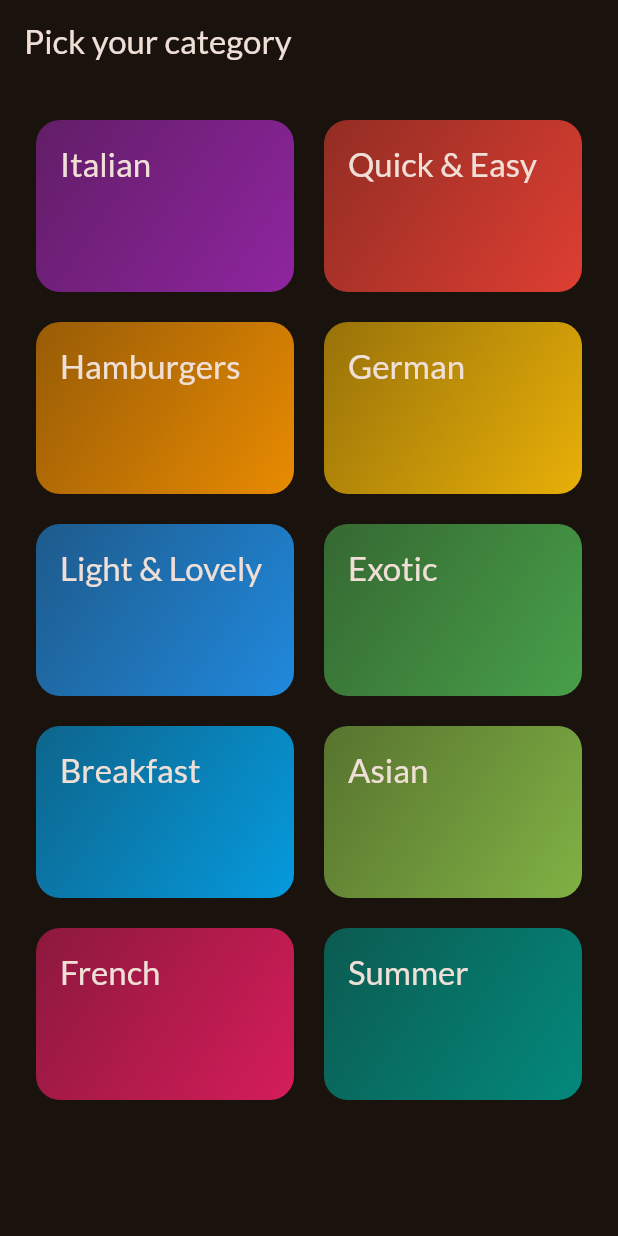
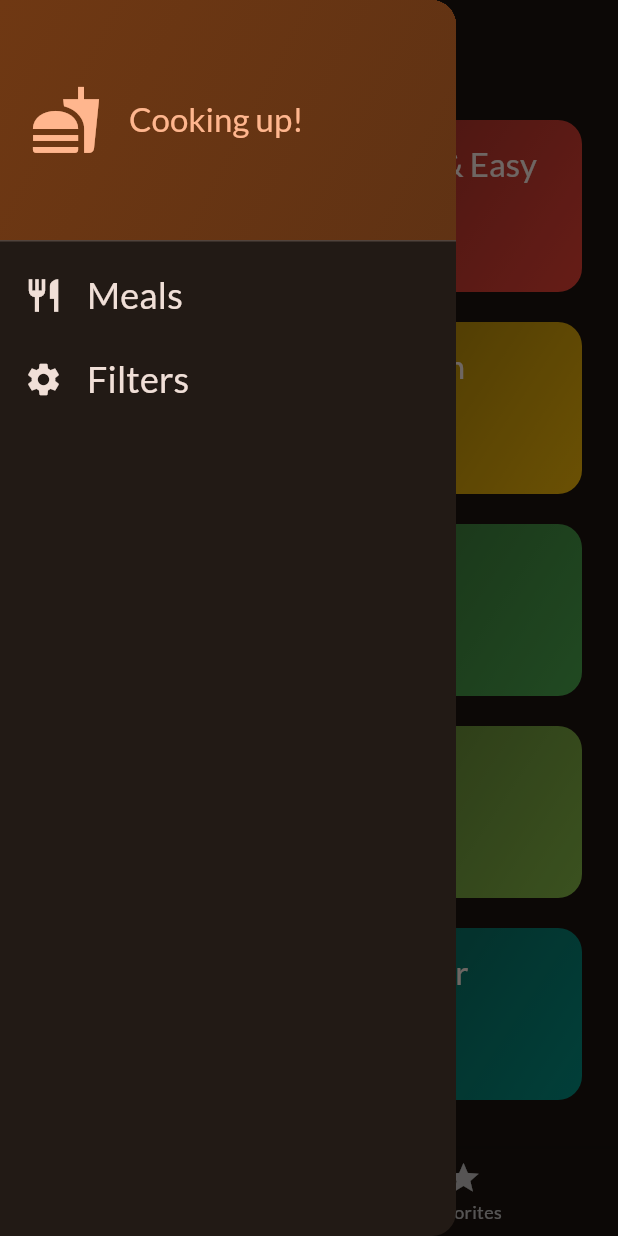
Before and after one commit to ranjan077/flutter_meals_app, a Flutter app: the screen it shows after launch, with the side drawer open (before the commit the screen has no drawer), on a phone screen of 412 x 824 dp. Run offline on Flutter 3.47's test engine with Material 2 defaults, Android fonts, the phone set to English and light mode, and no system bars; our stand-ins replace google_fonts, transparent_image.

Commit message:
added drawer

```diff
--- a/lib/main.dart
+++ b/lib/main.dart
@@ -1,9 +1,7 @@
 import 'package:flutter/material.dart';
 
 import 'package:google_fonts/google_fonts.dart';
-import 'package:meals_app/data/dummy_data.dart';
-import 'package:meals_app/screens/categories.dart';
-import 'package:meals_app/screens/meals.dart';
+import 'package:meals_app/screens/tabs.dart';
 
 final theme = ThemeData(
   useMaterial3: true,
@@ -23,7 +21,6 @@ class App extends StatelessWidget {
 
   @override
   Widget build(BuildContext context) {
-    return MaterialApp(theme: theme, home: const CategoriresScreen());
-    //  home: const MealsScreen(title: 'some category', meals: dummyMeals));
+    return MaterialApp(theme: theme, home: const TabsScreen());
   }
 }
--- a/lib/screens/categories.dart
+++ b/lib/screens/categories.dart
@@ -1,11 +1,13 @@
 import 'package:flutter/material.dart';
 import 'package:meals_app/models/category.dart';
+import 'package:meals_app/models/meal.dart';
 import 'package:meals_app/screens/meals.dart';
 import 'package:meals_app/widgets/category_grid_item.dart';
 import 'package:meals_app/data/dummy_data.dart';
 
 class CategoriresScreen extends StatelessWidget {
-  const CategoriresScreen({super.key});
+  const CategoriresScreen({super.key, required this.onToggleFavorite});
+  final void Function(Meal meal) onToggleFavorite;
 
   void _selectCategory(BuildContext context, Category category) {
     Navigator.of(context).push(MaterialPageRoute(builder: (context) {
@@ -15,15 +17,14 @@ class CategoriresScreen extends StatelessWidget {
               .where(
                 (meal) => meal.categories.contains(category.id),
               )
-              .toList());
+              .toList(),
+          onToggleFavorite: onToggleFavorite);
     }));
   }
 
   @override
   Widget build(context) {
-    return Scaffold(
-      appBar: AppBar(title: const Text('Pick your category')),
-      body: GridView(
+    return GridView(
       padding: const EdgeInsets.all(24),
       gridDelegate: const SliverGridDelegateWithFixedCrossAxisCount(
         crossAxisCount: 2,
@@ -39,7 +40,6 @@ class CategoriresScreen extends StatelessWidget {
                 _selectCategory(context, category);
               })
       ],
-      ),
     );
   }
 }
--- /dev/null
+++ b/lib/screens/tabs.dart
@@ -0,0 +1,75 @@
+import 'package:flutter/material.dart';
+import 'package:meals_app/models/meal.dart';
+import 'package:meals_app/screens/categories.dart';
+import 'package:meals_app/screens/meals.dart';
+import 'package:meals_app/widgets/main_drawer.dart';
+
+class TabsScreen extends StatefulWidget {
+  const TabsScreen({super.key});
+
+  @override
+  State<TabsScreen> createState() {
+    return _StatefulWidget();
+  }
+}
+
+class _StatefulWidget extends State<TabsScreen> {
+  int _selectedPageIndex = 0;
+  final List<Meal> favoritesMeals = [];
+  void showInfoMessage(String message) {
+    ScaffoldMessenger.of(context).showSnackBar(SnackBar(
+      content: Text(message),
+      duration: const Duration(milliseconds: 3000),
+    ));
+  }
+
+  void _toggleMealFavorites(Meal meal) {
+    var isExisting = favoritesMeals.contains(meal);
+    if (isExisting) {
+      showInfoMessage('Meal is no longer a favorite.');
+      setState(() {
+        favoritesMeals.remove(meal);
+      });
+    } else {
+      showInfoMessage('Meal is marked as favorite.');
+      setState(() {
+        favoritesMeals.add(meal);
+      });
+    }
+  }
+
+  void _selectPage(int index) {
+    setState(() {
+      _selectedPageIndex = index;
+    });
+  }
+
+  @override
+  Widget build(BuildContext context) {
+    Widget activeScreen = CategoriresScreen(
+      onToggleFavorite: _toggleMealFavorites,
+    );
+    var activePageTitle = 'Categories';
+    if (_selectedPageIndex == 1) {
+      activeScreen = MealsScreen(
+          meals: favoritesMeals, onToggleFavorite: _toggleMealFavorites);
+      activePageTitle = 'Your Favorites';
+    }
+    return Scaffold(
+      appBar: AppBar(
+        title: Text(activePageTitle),
+      ),
+      drawer: const MainDrawer(),
+      body: activeScreen,
+      bottomNavigationBar: BottomNavigationBar(
+        currentIndex: _selectedPageIndex,
+        onTap: _selectPage,
+        items: const [
+          BottomNavigationBarItem(
+              icon: Icon(Icons.set_meal), label: 'Categories'),
+          BottomNavigationBarItem(icon: Icon(Icons.star), label: 'Favorites'),
+        ],
+      ),
+    );
+  }
+}
--- /dev/null
+++ b/lib/widgets/main_drawer.dart
@@ -0,0 +1,75 @@
+import 'package:flutter/material.dart';
+
+class MainDrawer extends StatelessWidget {
+  const MainDrawer({super.key});
+  @override
+  Widget build(BuildContext context) {
+    return Drawer(
+        child: Column(
+      children: [
+        DrawerHeader(
+          padding: const EdgeInsets.all(20),
+          decoration: BoxDecoration(
+            gradient: LinearGradient(
+                begin: Alignment.topLeft,
+                end: Alignment.bottomRight,
+                colors: [
+                  Theme.of(context).colorScheme.primaryContainer,
+                  Theme.of(context)
+                      .colorScheme
+                      .primaryContainer
+                      .withOpacity(0.8),
+                ]),
+          ),
+          child: Row(
+            children: [
+              Icon(
+                Icons.fastfood,
+                size: 48,
+                color: Theme.of(context).colorScheme.primary,
+              ),
+              const SizedBox(
+                width: 18,
+              ),
+              Text(
+                'Cooking up!',
+                style: Theme.of(context)
+                    .textTheme
+                    .titleLarge!
+                    .copyWith(color: Theme.of(context).colorScheme.primary),
+              )
+            ],
+          ),
+        ),
+        ListTile(
+          onTap: () {},
+          leading: Icon(
+            Icons.restaurant,
+            size: 26,
+            color: Theme.of(context).colorScheme.onBackground,
+          ),
+          title: Text(
+            'Meals',
+            style: Theme.of(context).textTheme.titleSmall!.copyWith(
+                color: Theme.of(context).colorScheme.onBackground,
+                fontSize: 24),
+          ),
+        ),
+        ListTile(
+          onTap: () {},
+          leading: Icon(
+            Icons.settings,
+            size: 26,
+            color: Theme.of(context).colorScheme.onBackground,
+          ),
+          title: Text(
+            'Filters',
+            style: Theme.of(context).textTheme.titleSmall!.copyWith(
+                color: Theme.of(context).colorScheme.onBackground,
+                fontSize: 24),
+          ),
+        ),
+      ],
+    ));
+  }
+}
```
Also changed, not shown: lib/screens/meal_detail.dart (+64 -7 lines), lib/screens/meals.dart (+17 -12 lines). Lines whose indentation alone changed are shown as unchanged.
